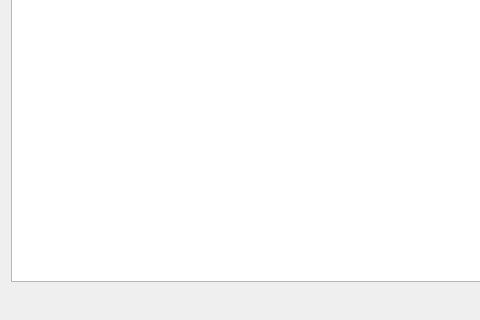
Old version of the form forms/paymentimport.ui in the repository LukyLuke/PiTres; both pictures show x 0 to 480 and y 250 to 570 of the 685 by 570 pixel window.
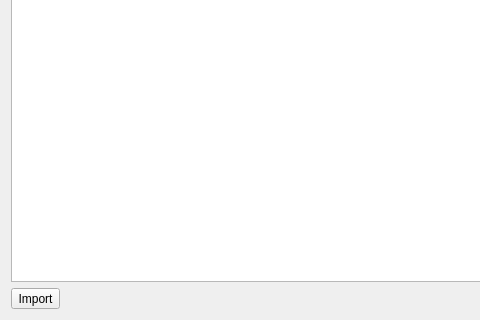
New version of the form. Icons and pictures are not drawn.

Commit message: #2 ESR Import

Diff of the .ui file:
```diff
--- a/forms/paymentimport.ui
+++ b/forms/paymentimport.ui
@@ -196,6 +196,26 @@
        </item>
        <item>
         <layout class="QHBoxLayout" name="horizontalLayout_3">
+         <item>
+          <widget class="QToolButton" name="btnImport">
+           <property name="text">
+            <string>Import</string>
+           </property>
+           <property name="icon">
+            <iconset resource="../PiTres.qrc">
+             <normaloff>:/icons/resources/icons/mime-csv.png</normaloff>:/icons/resources/icons/mime-csv.png</iconset>
+           </property>
+           <property name="iconSize">
+            <size>
+             <width>32</width>
+             <height>32</height>
+            </size>
+           </property>
+           <property name="toolButtonStyle">
+            <enum>Qt::ToolButtonTextUnderIcon</enum>
+           </property>
+          </widget>
+         </item>
          <item>
           <spacer name="horizontalSpacer">
            <property name="orientation">
```
Left out of the diff: 5 changed lines with no effect on the pictures. The commit also changes 8 other files.
